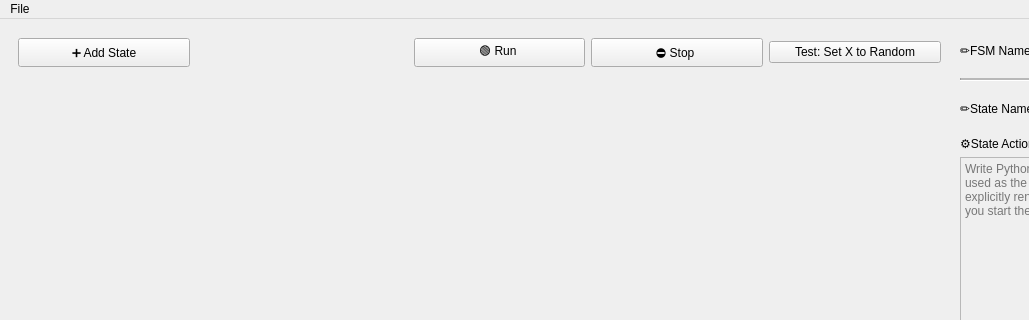
Qt form src/mainwindow.ui (JosefAmbruz/ICP-projekt) before a commit; both pictures show x 0 to 1029 and y 0 to 320 of the 1232 by 809 pixel window.
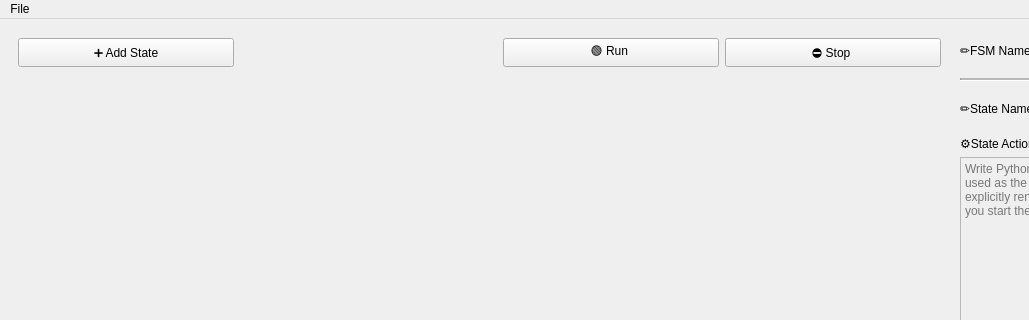
The same form after that commit.

Commit message: removed the random variable button

The edit to the form file:
```diff
--- a/src/mainwindow.ui
+++ b/src/mainwindow.ui
@@ -504,13 +504,6 @@
           </property>
          </widget>
         </item>
-        <item>
-         <widget class="QPushButton" name="pushButton">
-          <property name="text">
-           <string>Test: Set X to Random</string>
-          </property>
-         </widget>
-        </item>
        </layout>
       </widget>
      </item>
```
Left out of the diff: 10 changed lines with no effect on the pictures.
